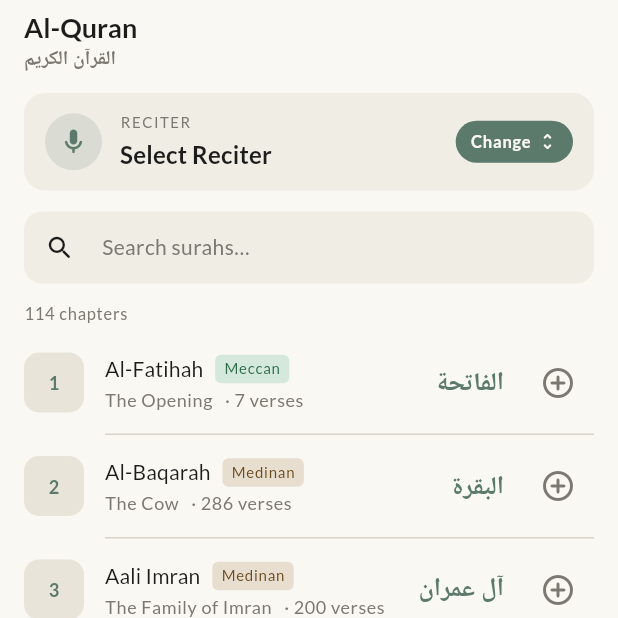
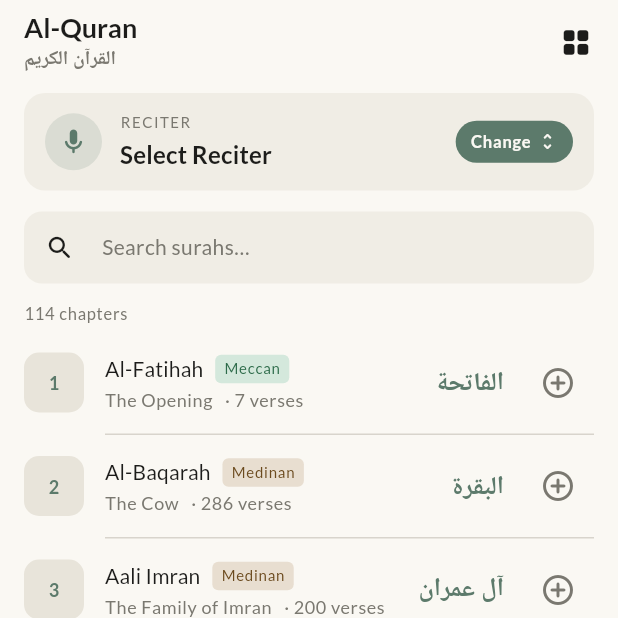
Before and after one commit to OnlyShoky/Quran-Player, a Flutter app: the screen it shows after launch, on a phone screen of 412 x 824 dp, the top half of it. Run offline on Flutter 3.47's test engine with Material 3 defaults, Android fonts, the phone set to English and light mode, and no system bars; our stand-ins replace go_router, google_fonts, just_audio, shared_preferences; network calls fail; Roboto replaces fonts that are missing (Amiri).

Commit message:
feat: mosaic version added

```diff
--- a/lib/app.dart
+++ b/lib/app.dart
@@ -4,6 +4,7 @@
 import 'core/theme/app_theme.dart';
 import 'shared/providers/playlist_provider.dart';
 import 'shared/providers/player_provider.dart';
+import 'shared/providers/view_mode_provider.dart';
 import 'features/surah_list/surah_list_screen.dart';
 import 'features/playlist/playlist_screen.dart';
 import 'features/player/player_screen.dart';
@@ -41,6 +42,7 @@
   Widget build(BuildContext context) {
     return MultiProvider(
       providers: [
+        ChangeNotifierProvider(create: (_) => ViewModeProvider()),
         ChangeNotifierProvider(create: (_) => PlaylistProvider()),
         ChangeNotifierProxyProvider<PlaylistProvider, PlayerProvider>(
           create: (_) => PlayerProvider(),
--- a/lib/core/constants/app_colors.dart
+++ b/lib/core/constants/app_colors.dart
@@ -44,4 +44,14 @@
   static const Color meccanDark = Color(0xFF1E3328);
   static const Color medinanLight = Color(0xFFE8DED0);
   static const Color medinanDark = Color(0xFF332A1E);
+
+  // --- Mosaic view ---
+  static const Color mosaicTileLight = Color(0xFFE8E4DA);
+  static const Color mosaicTileDark = Color(0xFF111827);
+  static const Color mosaicBgLight = Color(0xFFF0EDE5);
+  static const Color mosaicBgDark = Color(0xFF030712);
+  static const Color mosaicActive = Color(0xFF059669);
+  static const Color mosaicActiveEnd = Color(0xFF047857);
+  static const Color mosaicActiveGlow = Color(0xFF10b981);
+  static const Color mosaicActiveMuted = Color(0xFFa7f3d0);
 }
--- a/lib/features/surah_list/surah_list_screen.dart
+++ b/lib/features/surah_list/surah_list_screen.dart
@@ -4,7 +4,9 @@
 import '../../core/data/mock_data.dart';
 import '../../core/constants/app_colors.dart';
 import '../../shared/providers/playlist_provider.dart';
+import '../../shared/providers/view_mode_provider.dart';
 import '../../shared/widgets/surah_tile.dart';
+import '../../shared/widgets/mosaic_grid_view.dart';
 import '../../shared/widgets/reciter_selector_sheet.dart';
 
 class SurahListScreen extends StatefulWidget {
@@ -29,7 +31,9 @@
     final theme = Theme.of(context);
     final isDark = theme.brightness == Brightness.dark;
     final playlist = context.watch<PlaylistProvider>();
+    final viewMode = context.watch<ViewModeProvider>();
     final surahs = MockData.surahs;
+    final isMosaic = viewMode.mode == ViewMode.mosaic;
 
     final filtered = _query.isEmpty
         ? surahs
@@ -42,12 +46,18 @@
           }).toList();
 
     return Scaffold(
+      backgroundColor: isMosaic
+          ? (isDark ? AppColors.mosaicBgDark : null)
+          : null,
       body: CustomScrollView(
         slivers: [
           // --- App Bar ---
           SliverAppBar(
             floating: true,
             snap: true,
+            backgroundColor: isMosaic && isDark
+                ? AppColors.mosaicBgDark.withValues(alpha: 0.9)
+                : null,
             title: Column(
               crossAxisAlignment: CrossAxisAlignment.start,
               children: [
@@ -61,6 +71,28 @@
                 ),
               ],
             ),
+            actions: [
+              // --- View mode toggle ---
+              IconButton(
+                icon: AnimatedSwitcher(
+                  duration: const Duration(milliseconds: 200),
+                  transitionBuilder: (child, animation) => ScaleTransition(
+                    scale: animation,
+                    child: child,
+                  ),
+                  child: Icon(
+                    isMosaic
+                        ? Icons.view_list_rounded
+                        : Icons.grid_view_rounded,
+                    key: ValueKey(isMosaic),
+                    size: 22,
+                  ),
+                ),
+                tooltip: isMosaic ? 'Switch to list view' : 'Switch to mosaic view',
+                onPressed: viewMode.toggle,
+              ),
+              const SizedBox(width: 4),
+            ],
           ),
 
           // --- Reciter selector card ---
@@ -120,7 +152,10 @@
             ),
           ),
 
-          // --- List ---
+          // --- List or Mosaic view ---
+          if (isMosaic)
+            MosaicGridView(surahs: filtered)
+          else
             SliverList(
               delegate: SliverChildBuilderDelegate(
                 (context, index) {
--- /dev/null
+++ b/lib/shared/providers/view_mode_provider.dart
@@ -0,0 +1,37 @@
+import 'package:flutter/foundation.dart';
+import 'package:shared_preferences/shared_preferences.dart';
+
+enum ViewMode { list, mosaic }
+
+/// Manages the surah list view mode (list vs mosaic grid).
+/// Persists the user's preference across app restarts.
+class ViewModeProvider extends ChangeNotifier {
+  static const _key = 'surah_view_mode';
+
+  ViewMode _mode = ViewMode.list;
+  ViewMode get mode => _mode;
+
+  ViewModeProvider() {
+    _load();
+  }
+
+  Future<void> _load() async {
+    final prefs = await SharedPreferences.getInstance();
+    final stored = prefs.getString(_key);
+    if (stored == 'mosaic') {
+      _mode = ViewMode.mosaic;
+      notifyListeners();
+    }
+  }
+
+  void toggle() {
+    _mode = _mode == ViewMode.list ? ViewMode.mosaic : ViewMode.list;
+    notifyListeners();
+    _save();
+  }
+
+  Future<void> _save() async {
+    final prefs = await SharedPreferences.getInstance();
+    await prefs.setString(_key, _mode == ViewMode.mosaic ? 'mosaic' : 'list');
+  }
+}
```
Also changed, not shown: lib/shared/widgets/mosaic_grid_view.dart (added, +43 -0 lines), lib/shared/widgets/mosaic_tile.dart (added, +216 -0 lines). Lines whose indentation alone changed are shown as unchanged.
